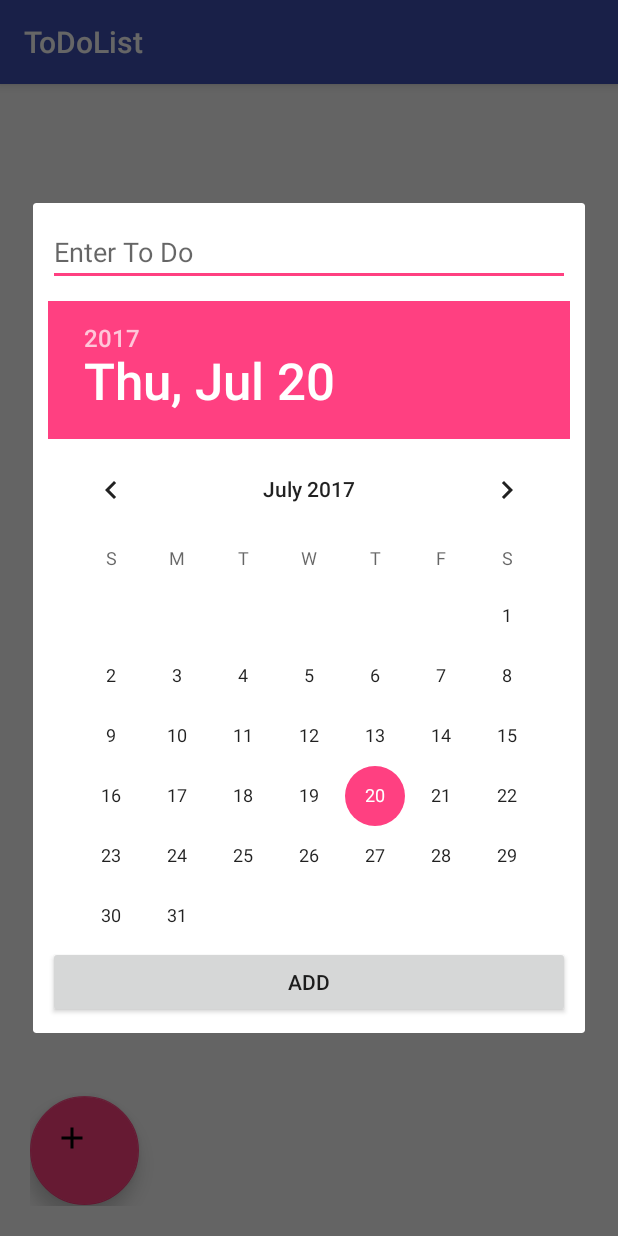
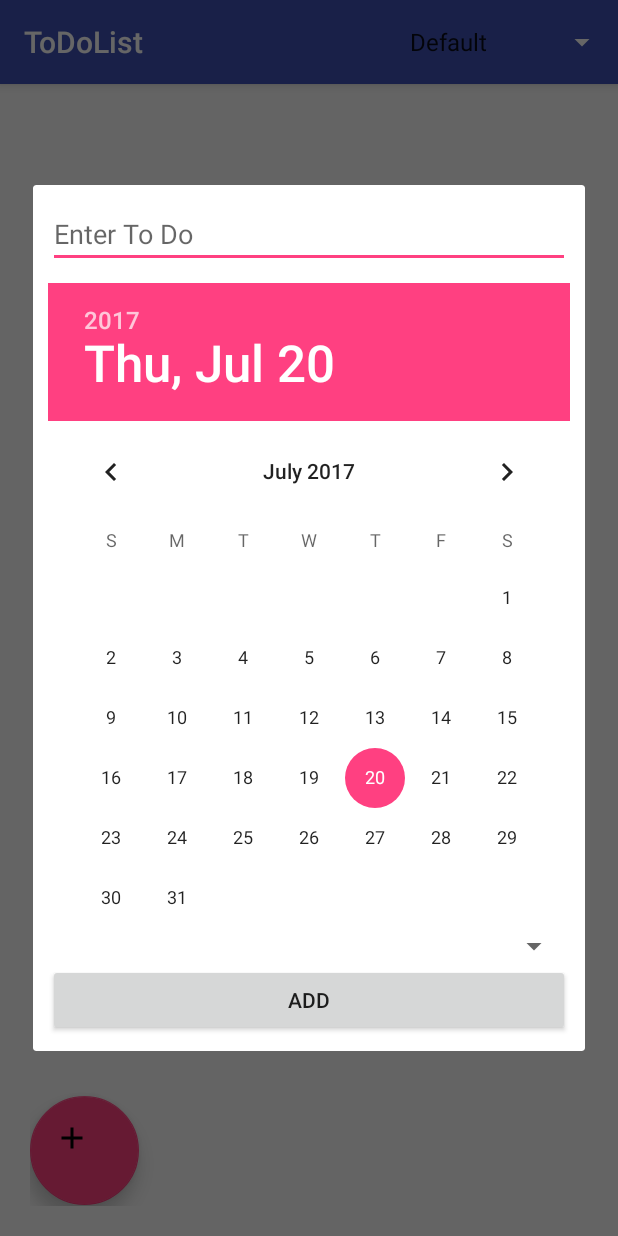
Before and after one commit to rgoel2/Android-Class-Examples, an Android app: the screen it shows after launch (MainActivity), after a tap on an icon or button, on a phone screen of 412 x 824 dp. Run offline under Robolectric (Android 15) with nearby library versions, the phone set to English and light mode, and no system bars.

Commit message:
Homework Completed

```diff
--- a/ToDoList/app/src/main/java/com/sargent/mark/todolist/AddToDoFragment.java
+++ b/ToDoList/app/src/main/java/com/sargent/mark/todolist/AddToDoFragment.java
@@ -45,7 +45,6 @@ public class AddToDoFragment extends DialogFragment{
         int day = c.get(Calendar.DAY_OF_MONTH);
         dp.updateDate(year, month, day);
 
-
         add.setOnClickListener(new View.OnClickListener() {
             @Override
             public void onClick(View v) {
--- a/ToDoList/app/src/main/java/com/sargent/mark/todolist/MainActivity.java
+++ b/ToDoList/app/src/main/java/com/sargent/mark/todolist/MainActivity.java
@@ -6,19 +6,23 @@ import android.database.sqlite.SQLiteDatabase;
 import android.support.annotation.Nullable;
 import android.support.design.widget.FloatingActionButton;
 import android.support.v4.app.FragmentManager;
+import android.support.v4.view.MenuItemCompat;
 import android.support.v7.app.AppCompatActivity;
 import android.os.Bundle;
 import android.support.v7.widget.LinearLayoutManager;
 import android.support.v7.widget.RecyclerView;
 import android.support.v7.widget.helper.ItemTouchHelper;
 import android.util.Log;
+import android.view.Menu;
+import android.view.MenuItem;
 import android.view.View;
-
-
+import android.widget.AdapterView;
+import android.widget.ArrayAdapter;
+import android.widget.Spinner;
 import com.sargent.mark.todolist.data.Contract;
 import com.sargent.mark.todolist.data.DBHelper;
 
-public class MainActivity extends AppCompatActivity implements AddToDoFragment.OnDialogCloseListener, UpdateToDoFragment.OnUpdateDialogCloseListener{
+public class MainActivity extends AppCompatActivity implements AddToDoFragment.OnDialogCloseListener, UpdateToDoFragment.OnUpdateDialogCloseListener, AdapterView.OnItemSelectedListener {
 
     private RecyclerView rv;
     private FloatingActionButton button;
@@ -64,17 +68,28 @@ public class MainActivity extends AppCompatActivity implements AddToDoFragment.O
         adapter = new ToDoListAdapter(cursor, new ToDoListAdapter.ItemClickListener() {
 
                 @Override
-            public void onItemClick(int pos, String description, String duedate, long id) {
+                public void onItemClick(int pos, String description, String duedate, String type, long id)
+                {
                     Log.d(TAG, "item click id: " + id);
                     String[] dateInfo = duedate.split("-");
-                int year = Integer.parseInt(dateInfo[0].replaceAll("\\s",""));
-                int month = Integer.parseInt(dateInfo[1].replaceAll("\\s",""));
-                int day = Integer.parseInt(dateInfo[2].replaceAll("\\s",""));
+                    int year = Integer.parseInt(dateInfo[0].replaceAll("\\s", ""));
+                    int month = Integer.parseInt(dateInfo[1].replaceAll("\\s", ""));
+                    int day = Integer.parseInt(dateInfo[2].replaceAll("\\s", ""));
 
                     FragmentManager fm = getSupportFragmentManager();
 
                     UpdateToDoFragment frag = UpdateToDoFragment.newInstance(year, month, day, description, id);
                     frag.show(fm, "updatetodofragment");
+                }
+
+                // update database with checkbox value
+
+                @Override
+                public void onItemClick(int pos, long id, boolean done) {
+                    Log.d("TAG" ,""+id );
+                    ContentValues c = new ContentValues();
+                    c.put(Contract.TABLE_TODO.COLUMN_NAME_DONE, (done ? 1:0));
+                    db.update(Contract.TABLE_TODO.TABLE_NAME, c, Contract.TABLE_TODO._ID + "=" +id , null);
                 }
         });
 
@@ -108,8 +123,6 @@ public class MainActivity extends AppCompatActivity implements AddToDoFragment.O
         return String.format("%04d-%02d-%02d", year, month + 1, day);
     }
 
-
-
     private Cursor getAllItems(SQLiteDatabase db) {
         return db.query(
                 Contract.TABLE_TODO.TABLE_NAME,
@@ -135,7 +148,7 @@ public class MainActivity extends AppCompatActivity implements AddToDoFragment.O
     }
 
 
-    private int updateToDo(SQLiteDatabase db, int year, int month, int day, String description, long id){
+    private int updateToDo(SQLiteDatabase db, int year, int month, int day, String description, String type,long id){
 
         String duedate = formatDate(year, month - 1, day);
 
@@ -143,12 +156,55 @@ public class MainActivity extends AppCompatActivity implements AddToDoFragment.O
         cv.put(Contract.TABLE_TODO.COLUMN_NAME_DESCRIPTION, description);
         cv.put(Contract.TABLE_TODO.COLUMN_NAME_DUE_DATE, duedate);
 
+        // Update type of To Do in database
+        cv.put(Contract.TABLE_TODO.COLUMN_NAME_TYPE, type);
+
         return db.update(Contract.TABLE_TODO.TABLE_NAME, cv, Contract.TABLE_TODO._ID + "=" + id, null);
     }
 
     @Override
-    public void closeUpdateDialog(int year, int month, int day, String description, long id) {
-        updateToDo(db, year, month, day, description, id);
+    public void closeUpdateDialog(int year, int month, int day, String description,String type, long id) {
+        updateToDo(db, year, month, day, description, type, id);
         adapter.swapCursor(getAllItems(db));
     }
+
+    //Inflate  menu items
+    @Override public boolean onCreateOptionsMenu(Menu menu) {
+        getMenuInflater().inflate(R.menu.menu, menu);
+
+        MenuItem item = menu.findItem(R.id.categoryMenuItem);
+        Spinner spinner = (Spinner) MenuItemCompat.getActionView(item);
+        spinner.setOnItemSelectedListener(this);
+
+        ArrayAdapter<CharSequence> adapter = ArrayAdapter.createFromResource(this,
+                R.array.value_array,
+                android.R.layout.simple_spinner_item);
+        adapter.setDropDownViewResource(
+                android.R.layout.simple_spinner_dropdown_item);
+
+        spinner.setAdapter(adapter);
+        return true;
     }
+
+    //Menu selection listener to handle menu item selection from Spinner
+    public void onItemSelected(AdapterView<?> parent, View view, int pos,
+                               long id) {
+        String selectedCategory = parent.getItemAtPosition(pos).toString();
+        Log.d(TAG, "$$$ Menu item selected: " + selectedCategory);
+        if ("All".equalsIgnoreCase(selectedCategory)) {
+            adapter.swapCursor(getAllItems(db));
+        } else {
+            adapter.swapCursor(getItemsForCategory(db, selectedCategory));
+        }
+    }
+
+    public void onNothingSelected(AdapterView<?> parent) {
+    }
+
+    // Retrieve to-do items from data base based on category selected
+    private Cursor getItemsForCategory(SQLiteDatabase db, String category) {
+        return db.query(Contract.TABLE_TODO.TABLE_NAME, null,
+                Contract.TABLE_TODO.COLUMN_NAME_TYPE + "='" + category + "'",
+                null, null, null, Contract.TABLE_TODO.COLUMN_NAME_DUE_DATE);
+    }
+}
--- a/ToDoList/app/src/main/java/com/sargent/mark/todolist/ToDoListAdapter.java
+++ b/ToDoList/app/src/main/java/com/sargent/mark/todolist/ToDoListAdapter.java
@@ -8,6 +8,7 @@ import android.view.LayoutInflater;
 import android.view.View;
 import android.view.ViewGroup;
 import android.widget.TextView;
+import android.widget.Toast;
 
 import com.sargent.mark.todolist.data.Contract;
 import com.sargent.mark.todolist.data.ToDoItem;
@@ -46,7 +47,8 @@ public class ToDoListAdapter extends RecyclerView.Adapter<ToDoListAdapter.ItemHo
     }
 
     public interface ItemClickListener {
-        void onItemClick(int pos, String description, String duedate, long id);
+        void onItemClick(int pos, String description, String duedate, String type, long id);
+        void onItemClick(int pos , long id, boolean isDone);
     }
 
     public ToDoListAdapter(Cursor cursor, ItemClickListener listener) {
@@ -71,6 +73,11 @@ public class ToDoListAdapter extends RecyclerView.Adapter<ToDoListAdapter.ItemHo
         long id;
 
 
+        // Adding two columnn fields
+        String type;
+        boolean isDone;
+        TextView categoryToDo;
+
         ItemHolder(View view) {
             super(view);
             descr = (TextView) view.findViewById(R.id.description);
@@ -87,14 +94,22 @@ public class ToDoListAdapter extends RecyclerView.Adapter<ToDoListAdapter.ItemHo
             description = cursor.getString(cursor.getColumnIndex(Contract.TABLE_TODO.COLUMN_NAME_DESCRIPTION));
             descr.setText(description);
             due.setText(duedate);
+
+            // Getting the checkbox value and display type of To Do
+            isDone = cursor.getInt(cursor.getColumnIndex(Contract.TABLE_TODO.COLUMN_NAME_DONE))==1;
+            type = cursor.getString(cursor.getColumnIndex(Contract.TABLE_TODO.COLUMN_NAME_TYPE));
+            categoryToDo.setText(type);
+
             holder.itemView.setTag(id);
         }
 
         @Override
         public void onClick(View v) {
             int pos = getAdapterPosition();
-            listener.onItemClick(pos, description, duedate, id);
+            listener.onItemClick(pos, description, duedate,type, id);
+
         }
+
     }
 
 }
--- a/ToDoList/app/src/main/java/com/sargent/mark/todolist/data/Contract.java
+++ b/ToDoList/app/src/main/java/com/sargent/mark/todolist/data/Contract.java
@@ -13,5 +13,8 @@ public class Contract {
 
         public static final String COLUMN_NAME_DESCRIPTION = "description";
         public static final String COLUMN_NAME_DUE_DATE = "duedate";
+        // add two columns to data base in order to decide what is the category and which are done
+        public static final String COLUMN_NAME_TYPE ="category";
+        public static final String COLUMN_NAME_DONE ="done";
     }
 }
--- a/ToDoList/app/src/main/java/com/sargent/mark/todolist/data/DBHelper.java
+++ b/ToDoList/app/src/main/java/com/sargent/mark/todolist/data/DBHelper.java
@@ -24,7 +24,12 @@ public class DBHelper extends SQLiteOpenHelper{
         String queryString = "CREATE TABLE " + Contract.TABLE_TODO.TABLE_NAME + " ("+
                 Contract.TABLE_TODO._ID + " INTEGER PRIMARY KEY AUTOINCREMENT," +
                 Contract.TABLE_TODO.COLUMN_NAME_DESCRIPTION + " TEXT NOT NULL, " +
-                Contract.TABLE_TODO.COLUMN_NAME_DUE_DATE + " DATE " + "); ";
+                Contract.TABLE_TODO.COLUMN_NAME_DUE_DATE + " DATE, " +
+                Contract.TABLE_TODO.COLUMN_NAME_TYPE + " TEXT NOT NULL, " +
+                Contract.TABLE_TODO.COLUMN_NAME_DONE + " INTEGER Default 0"+
+
+
+                "); ";
 
         Log.d(TAG, "Create table SQL: " + queryString);
         db.execSQL(queryString);
--- a/ToDoList/app/src/main/res/layout/fragment_to_do_adder.xml
+++ b/ToDoList/app/src/main/res/layout/fragment_to_do_adder.xml
@@ -22,6 +22,11 @@
         android:layout_height="0dip"
         android:layout_weight=".8" />
 
+    <Spinner
+        android:id="@+id/spinner"
+        android:layout_width="match_parent"
+        android:layout_height="wrap_content" />
+
     <Button
         android:id="@+id/add"
         android:layout_width="match_parent"
--- /dev/null
+++ b/ToDoList/app/src/main/res/menu/menu.xml
@@ -0,0 +1,14 @@
+<?xml version="1.0" encoding="utf-8"?>
+<menu xmlns:android="http://schemas.android.com/apk/res/android"
+    xmlns:app="http://schemas.android.com/apk/res-auto"
+    xmlns:tools="http://schemas.android.com/tools">
+    <!--New menu to filter to-dos based on category -->
+    <!-- Spinner as actionViewClass: suggestion from stackoverflow.com -->
+    <item
+        android:id="@+id/categoryMenuItem"
+        android:title="Menu"
+        app:actionViewClass="android.widget.Spinner"
+        app:showAsAction="always"
+        tools:context=".MainActivity">
+    </item>
+</menu>
--- a/ToDoList/app/src/main/res/values/strings.xml
+++ b/ToDoList/app/src/main/res/values/strings.xml
@@ -1,3 +1,14 @@
 <resources>
     <string name="app_name">ToDoList</string>
+
+    <string-array name="value_array">
+        <item>Default</item>
+        <item>Monday</item>
+        <item>Tuesday</item>
+        <item>Wednesday</item>
+        <item>Thursday</item>
+        <item>Friday</item>
+        <item>saturday</item>
+        <item>Sunday</item>
+    </string-array>
 </resources>
```
Also changed, not shown: ToDoList/app/src/main/java/com/sargent/mark/todolist/UpdateToDoFragment.java (+3 -4 lines), ToDoList/app/src/main/res/layout/item.xml (+23 -5 lines), 719 other files. Lines whose indentation alone changed are shown as unchanged.
